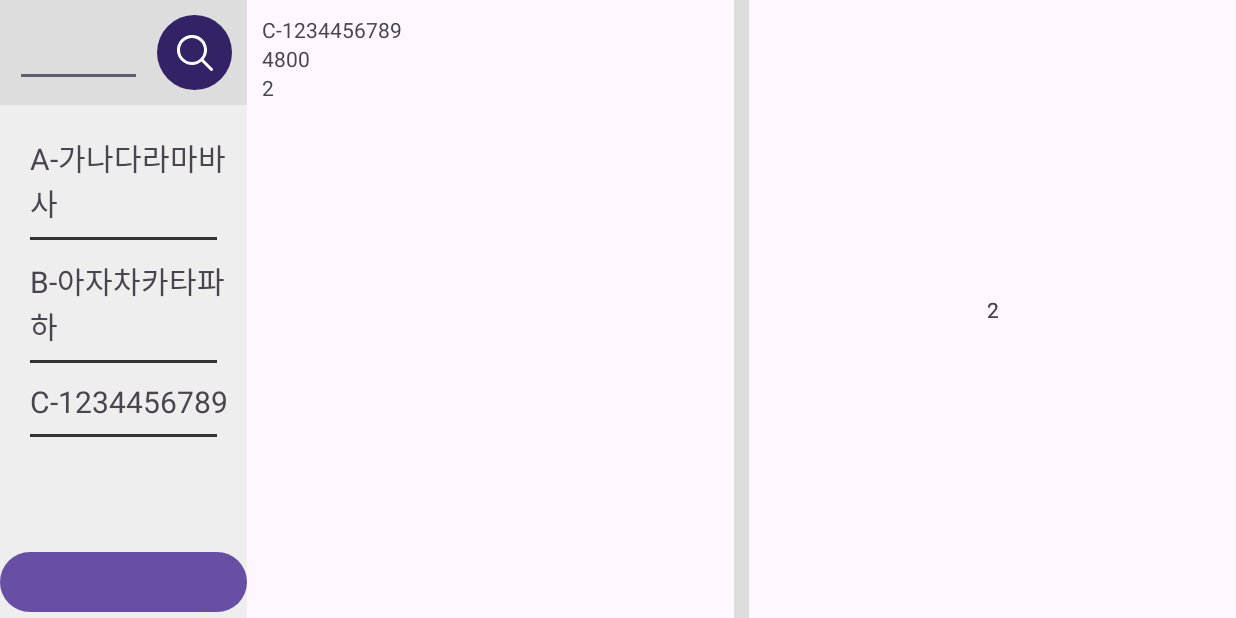
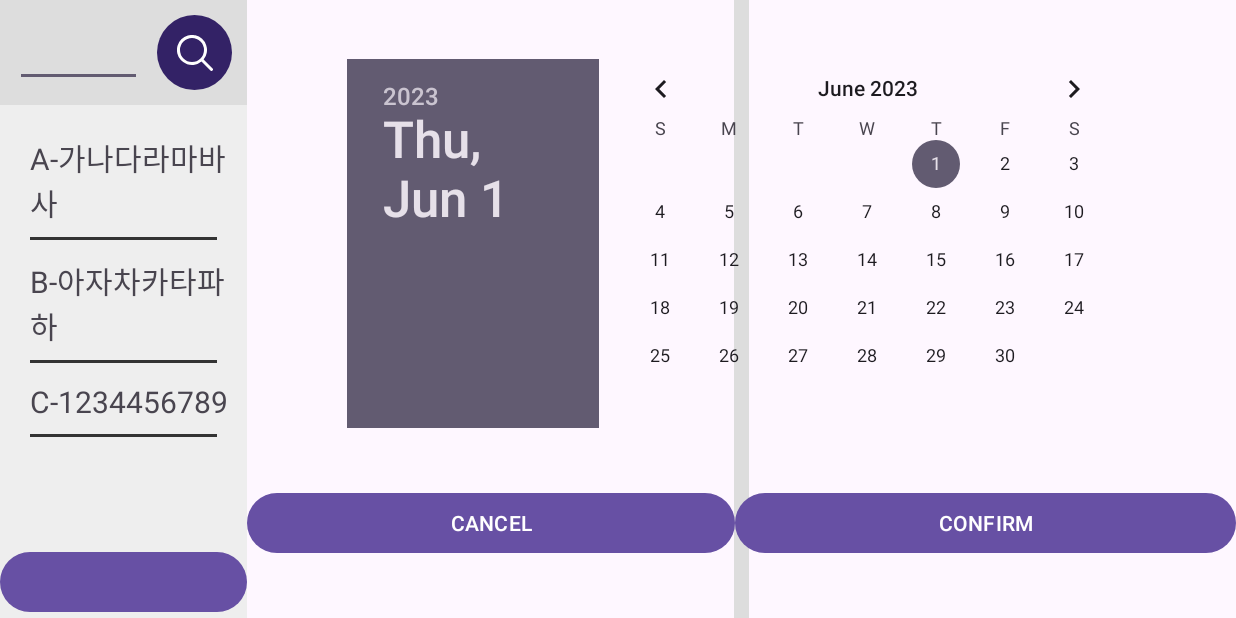
Before and after one commit to namkyu742/BookManager, an Android app: the fragment BookDetailFragment placed in its activity, after a tap on an icon or button, on a phone screen of 824 x 412 dp (held sideways). Run offline under Robolectric (Android 15) with nearby library versions, the light colour scheme and no system bars; our stand-ins replace Room's generated code; 4 statements that could not run were skipped; 3 other taps on this screen came first.

Commit message:
BookInsertFragment cancel 버튼 구현

```diff
--- a/app/build.gradle
+++ b/app/build.gradle
@@ -1,6 +1,7 @@
 plugins {
     id 'com.android.application'
     id 'org.jetbrains.kotlin.android'
+    id 'kotlin-kapt'
 }
 
 android {
@@ -24,11 +25,11 @@ android {
         }
     }
     compileOptions {
-        sourceCompatibility JavaVersion.VERSION_1_8
-        targetCompatibility JavaVersion.VERSION_1_8
+        sourceCompatibility JavaVersion.VERSION_17
+        targetCompatibility JavaVersion.VERSION_17
     }
     kotlinOptions {
-        jvmTarget = '1.8'
+        jvmTarget = '17'
     }
     viewBinding {
         enabled = true
@@ -37,9 +38,9 @@ android {
 
 dependencies {
 
-    implementation 'androidx.core:core-ktx:1.8.0'
+    implementation 'androidx.core:core-ktx:1.10.1'
     implementation 'androidx.appcompat:appcompat:1.6.1'
-    implementation 'com.google.android.material:material:1.5.0'
+    implementation 'com.google.android.material:material:1.9.0'
     implementation 'androidx.constraintlayout:constraintlayout:2.1.4'
     testImplementation 'junit:junit:4.13.2'
     androidTestImplementation 'androidx.test.ext:junit:1.1.5'
@@ -47,5 +48,17 @@ dependencies {
 
 
     // Fragment KTX - viewModel
-    implementation("androidx.fragment:fragment-ktx:1.5.5")
+    implementation("androidx.fragment:fragment-ktx:1.5.7")
+
+
+    // Room DB
+    // ROOM Database 사용
+    def room_version = "2.5.1"
+    implementation("androidx.room:room-runtime:$room_version")
+    annotationProcessor("androidx.room:room-compiler:$room_version")
+    kapt("androidx.room:room-compiler:$room_version")
+    implementation("androidx.room:room-ktx:$room_version")
+
+
+
 }
--- /dev/null
+++ b/app/src/main/java/com/ngjo/bookmanager/data/AppDatabase.kt
@@ -0,0 +1,14 @@
+package com.ngjo.bookmanager.data
+
+import androidx.room.AutoMigration
+import androidx.room.Database
+import androidx.room.RoomDatabase
+import androidx.room.migration.AutoMigrationSpec
+import androidx.room.migration.Migration
+import androidx.sqlite.db.SupportSQLiteDatabase
+import com.ngjo.bookmanager.fragment.Book
+
+@Database(entities = [Book::class], version = 1)
+abstract class AppDatabase : RoomDatabase() {
+    abstract fun bookDao(): BookDao
+}
--- /dev/null
+++ b/app/src/main/java/com/ngjo/bookmanager/data/BookDao.kt
@@ -0,0 +1,15 @@
+package com.ngjo.bookmanager.data
+
+import androidx.room.Dao
+import androidx.room.Insert
+import androidx.room.Query
+import com.ngjo.bookmanager.fragment.Book
+
+@Dao
+interface BookDao {
+    @Query("SELECT * FROM books")
+    fun getAll(): List<Book>
+
+    @Insert
+    fun insertBook(book: Book)
+}
--- a/app/src/main/java/com/ngjo/bookmanager/fragment/Book.kt
+++ b/app/src/main/java/com/ngjo/bookmanager/fragment/Book.kt
@@ -1,9 +1,16 @@
 package com.ngjo.bookmanager.fragment
 
 import android.graphics.Bitmap
+import androidx.room.ColumnInfo
+import androidx.room.Entity
+import androidx.room.PrimaryKey
 
+@Entity(tableName = "books")
 data class Book(
-    var title: String = "dummy data",
-    var price: Int = 0,
-    var number: Int = 0
+    @PrimaryKey var id: Int? = null,
+    @ColumnInfo var title: String = "dummy data",
+    @ColumnInfo var price: Int = 0,
+    @ColumnInfo var number: Int = 0,
+    @ColumnInfo var date: String = "dummy data",
+    @ColumnInfo var etc: String = "dummy data",
 )
--- a/app/src/main/java/com/ngjo/bookmanager/fragment/BookDetailFragment.kt
+++ b/app/src/main/java/com/ngjo/bookmanager/fragment/BookDetailFragment.kt
@@ -1,12 +1,10 @@
 package com.ngjo.bookmanager.fragment
 
-import android.os.Build
 import android.os.Bundle
 import android.util.Log
 import android.view.LayoutInflater
 import android.view.View
 import android.view.ViewGroup
-import androidx.core.os.bundleOf
 import androidx.fragment.app.Fragment
 import com.ngjo.bookmanager.databinding.LayoutBookDetailFragmentBinding
 
@@ -31,7 +29,7 @@ class BookDetailFragment : Fragment() {
         inflater: LayoutInflater,
         container: ViewGroup?,
         savedInstanceState: Bundle?
-    ): View? {
+    ): View {
         binding = LayoutBookDetailFragmentBinding.inflate(inflater, container, false)
 
 //        Log.d("TOTO", "${arguments}")
@@ -46,6 +44,8 @@ class BookDetailFragment : Fragment() {
 
 
 
+
+
         return binding.root
     }
 
--- /dev/null
+++ b/app/src/main/java/com/ngjo/bookmanager/fragment/BookInsertFragment.kt
@@ -0,0 +1,74 @@
+package com.ngjo.bookmanager.fragment
+
+import android.content.Context
+import android.os.Bundle
+import android.util.Log
+import android.view.LayoutInflater
+import android.view.View
+import android.view.ViewGroup
+import androidx.fragment.app.Fragment
+import com.ngjo.bookmanager.databinding.LayoutBookInsertFragmentBinding
+
+class BookInsertFragment : Fragment() {
+    private lateinit var binding: LayoutBookInsertFragmentBinding
+
+    private var closeListener: CloseListener? = null
+
+    fun setCloseListener(listener: CloseListener) {
+        closeListener = listener
+    }
+
+    companion object {
+        fun newInstance(): BookInsertFragment {
+            return BookInsertFragment().apply {
+
+            }
+        }
+    }
+
+    override fun onAttach(context: Context) {
+        super.onAttach(context)
+        if (context is CloseListener) {
+            closeListener = context
+        }
+    }
+
+    override fun onDetach() {
+        super.onDetach()
+        closeListener = null
+    }
+
+    override fun onCreateView(
+        inflater: LayoutInflater,
+        container: ViewGroup?,
+        savedInstanceState: Bundle?
+    ): View {
+        binding = LayoutBookInsertFragmentBinding.inflate(inflater, container, false)
+
+        // 현재 날짜로 init하기
+        binding.datePicker.init(2023, 5, 1) { view, year, monthOfYear, dayOfMonth ->
+            Log.d("TOTO", "date: $year/$monthOfYear/$dayOfMonth : $view")
+        }
+
+
+
+
+
+
+        binding.btnCancel.setOnClickListener {
+            Log.d("TOTO", "cancel")
+            Log.d("TOTO", "listener: $closeListener")
+            closeListener?.onCloseChildFragment()
+        }
+
+        binding.btnConfirm.setOnClickListener {
+            Log.d("TOTO", "confirm")
+            childFragmentManager.popBackStack()
+        }
+
+
+        return binding.root
+    }
+
+
+}
--- /dev/null
+++ b/app/src/main/java/com/ngjo/bookmanager/fragment/CloseListener.kt
@@ -0,0 +1,5 @@
+package com.ngjo.bookmanager.fragment
+
+interface CloseListener {
+    fun onCloseChildFragment()
+}
--- a/app/src/main/java/com/ngjo/bookmanager/fragment/MainFragment.kt
+++ b/app/src/main/java/com/ngjo/bookmanager/fragment/MainFragment.kt
@@ -1,6 +1,7 @@
 package com.ngjo.bookmanager.fragment
 
 import android.os.Bundle
+import android.util.Log
 import android.view.LayoutInflater
 import android.view.View
 import android.view.ViewGroup
@@ -8,17 +9,24 @@ import androidx.core.os.bundleOf
 import androidx.core.widget.addTextChangedListener
 import androidx.fragment.app.Fragment
 import androidx.recyclerview.widget.LinearLayoutManager
+import androidx.room.Room
+import com.ngjo.bookmanager.data.AppDatabase
 import com.ngjo.bookmanager.databinding.LayoutMainFragmentBinding
+import kotlinx.coroutines.CoroutineScope
+import kotlinx.coroutines.Dispatchers
+import kotlinx.coroutines.launch
 
 
 class MainFragment: Fragment() {
     private lateinit var binding: LayoutMainFragmentBinding
 
+    private lateinit var database: AppDatabase
+
     var bookAdapter: BookAdapter = BookAdapter()
     var bookList = mutableListOf(
-        Book(title = "A-가나다라마바사", price = 6800, number = 0),
-        Book(title = "B-아자차카타파하", price = 7800, number = 3),
-        Book(title = "C-1234456789", price = 4800, number = 2)
+        Book(id = 0, title = "A-가나다라마바사", price = 6800, number = 0),
+        Book(id = 1, title = "B-아자차카타파하", price = 7800, number = 3),
+        Book(id = 2, title = "C-1234456789", price = 4800, number = 2)
     )
 
     companion object {
@@ -44,6 +52,12 @@ class MainFragment: Fragment() {
         initSampleData()
         initSearchBar()
 
+        database = Room.databaseBuilder(
+            requireContext(),
+            AppDatabase::class.java, "test_database-book1"
+        ).build()
+
+
         bookAdapter.setBookInterface(object: BookInterface{
             override fun showDetailFragment(title: String) {
                 showDetailFragment1(title)
@@ -55,6 +69,41 @@ class MainFragment: Fragment() {
 //            bookList.add(Book(title = "TEST"))
 //            bookAdapter.bookList = bookList
 //            bookAdapter.notifyDataSetChanged()
+
+
+
+
+//            CoroutineScope(Dispatchers.Default).launch {
+//                database.bookDao().insertBook(Book(
+//                    title = "dbtest"
+//                ))
+//                bookList = database.bookDao().getAll().toMutableList()
+//                bookAdapter.bookList = bookList
+//            }
+//            bookAdapter.notifyDataSetChanged()
+
+
+
+            val bookInsertFragment = BookInsertFragment.newInstance().apply {
+                setCloseListener(object: CloseListener {
+                    override fun onCloseChildFragment() {
+                        val childFragment = parentFragmentManager.findFragmentById(binding.fragmentContainerView.id)
+                        Log.d("TOTO", "childFragment2 : $childFragment")
+                        if (childFragment != null) {
+                            parentFragmentManager.beginTransaction()
+                                .remove(childFragment)
+                                .commit()
+                        }
+                    }
+
+                })
+            }
+            Log.d("TOTO", "childFragment1 : $bookInsertFragment")
+            childFragmentManager.beginTransaction()
+                .replace(binding.fragmentContainerView.id, bookInsertFragment)
+                .addToBackStack(null)
+                .commit()
+
         }
 
         return binding.root
@@ -95,8 +144,8 @@ class MainFragment: Fragment() {
         }
         childFragmentManager.beginTransaction()
             .replace(binding.fragmentContainerView.id, tFragment)
+            .addToBackStack(null)
             .commit()
 
     }
-
 }
--- a/app/src/main/res/layout/layout_book_detail_fragment.xml
+++ b/app/src/main/res/layout/layout_book_detail_fragment.xml
@@ -31,21 +31,16 @@
         android:layout_height="match_parent"
         android:background="#FFDDDDDD"/>
 
+
     <androidx.constraintlayout.widget.ConstraintLayout
         android:id="@+id/content_right_layout"
         android:padding="10dp"
         android:layout_width="0dp"
         android:layout_weight="5"
         android:layout_height="match_parent">
-        <TextView
-            android:id="@+id/title1"
-            android:layout_width="wrap_content"
-            android:layout_height="wrap_content"
-            android:text="2"
-            app:layout_constraintTop_toTopOf="parent"
-            app:layout_constraintBottom_toBottomOf="parent"
-            app:layout_constraintStart_toStartOf="parent"
-            app:layout_constraintEnd_toEndOf="parent"/>
+
+
+
     </androidx.constraintlayout.widget.ConstraintLayout>
 
 
--- /dev/null
+++ b/app/src/main/res/layout/layout_book_insert_fragment.xml
@@ -0,0 +1,48 @@
+<?xml version="1.0" encoding="utf-8"?>
+<androidx.constraintlayout.widget.ConstraintLayout xmlns:android="http://schemas.android.com/apk/res/android"
+    android:layout_width="match_parent"
+    android:layout_height="match_parent"
+    xmlns:app="http://schemas.android.com/apk/res-auto">
+
+
+
+    <DatePicker
+        android:id="@+id/date_picker"
+        android:layout_width="wrap_content"
+        android:layout_height="wrap_content"
+        app:layout_constraintTop_toTopOf="parent"
+        app:layout_constraintBottom_toTopOf="@id/btn_layout"
+        app:layout_constraintStart_toStartOf="parent"
+        app:layout_constraintEnd_toEndOf="parent"/>
+
+    <LinearLayout
+        android:id="@+id/btn_layout"
+        android:layout_width="match_parent"
+        android:layout_height="wrap_content"
+        android:orientation="horizontal"
+        app:layout_constraintTop_toBottomOf="@id/date_picker"
+        app:layout_constraintBottom_toBottomOf="parent"
+        app:layout_constraintStart_toStartOf="parent"
+        app:layout_constraintEnd_toEndOf="parent">
+
+        <Button
+            android:id="@+id/btn_cancel"
+            android:layout_width="wrap_content"
+            android:layout_height="wrap_content"
+            android:layout_weight="5"
+            android:text="CANCEL"/>
+
+        <Button
+            android:id="@+id/btn_confirm"
+            android:layout_width="wrap_content"
+            android:layout_height="wrap_content"
+            android:layout_weight="5"
+            android:text="CONFIRM"/>
+
+    </LinearLayout>
+
+
+
+
+
+</androidx.constraintlayout.widget.ConstraintLayout>
```
